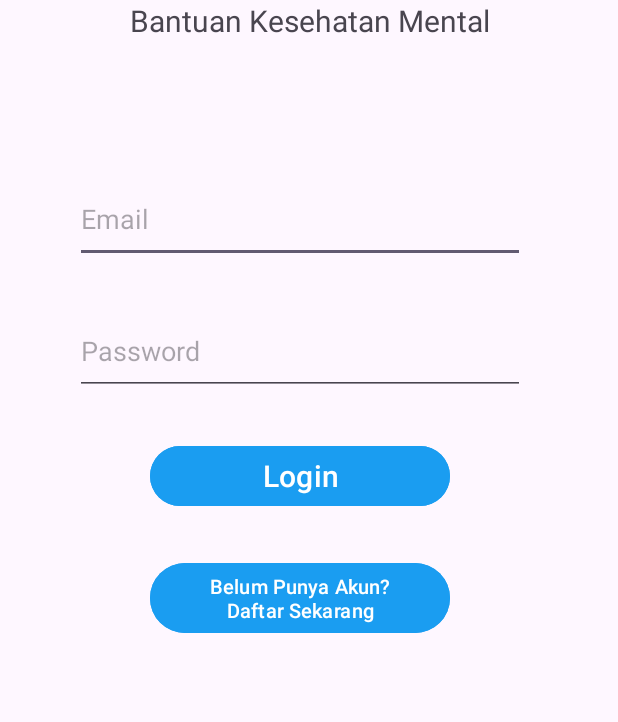
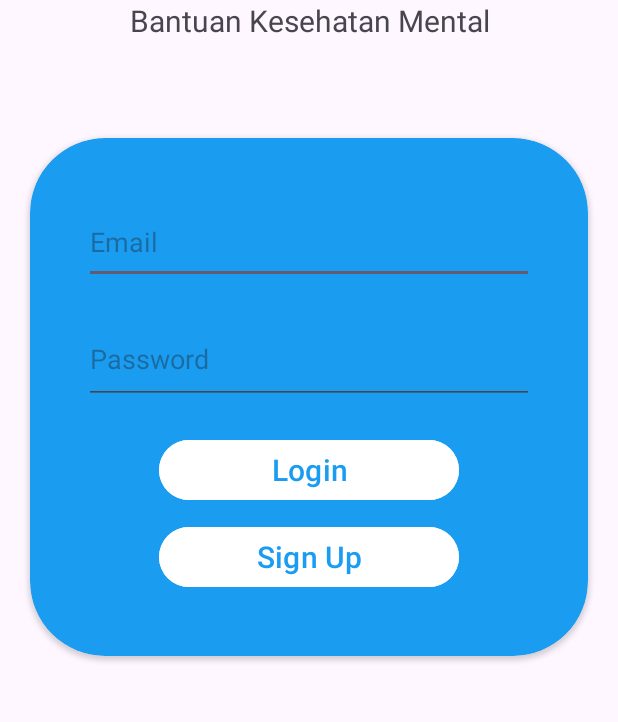
Before and after one commit to vianozx/BantalApp, an Android app: the screen it shows after launch (MainActivity), on a phone screen of 412 x 824 dp, the part 256-978 px from its top. Run offline under Robolectric (Android 15) with nearby library versions, the phone set to English and light mode, and no system bars; our stand-ins replace Firebase (no records; nobody signed in at launch, a user with empty details on screens opened directly).

```diff
--- a/app/src/main/res/layout/activity_main.xml
+++ b/app/src/main/res/layout/activity_main.xml
@@ -5,16 +5,15 @@
     android:id="@+id/scrollView"
     android:layout_width="match_parent"
     android:layout_height="match_parent"
-    tools:context=".MainActivity">
+    tools:context=".MainActivity"
+    android:backgroundTint="@color/blue">
 
     <LinearLayout
         android:layout_width="match_parent"
         android:layout_height="match_parent"
-        android:backgroundTint="#000000"
-        android:orientation="vertical"
-        app:layout_constraintStart_toStartOf="parent"
-        app:layout_constraintTop_toTopOf="parent">
+        android:orientation="vertical">
 
+        <!-- TextView di atas -->
         <TextView
             android:layout_width="match_parent"
             android:layout_height="wrap_content"
@@ -22,10 +21,7 @@
             android:gravity="center"
             android:text="BANTAL"
             android:textSize="60sp"
-            android:textStyle="bold|italic"
-            app:layout_constraintEnd_toEndOf="parent"
-            app:layout_constraintStart_toStartOf="parent"
-            app:layout_constraintTop_toTopOf="parent" />
+            android:textStyle="bold|italic" />
 
         <TextView
             android:id="@+id/textView"
@@ -35,12 +31,34 @@
             android:text="Bantuan Kesehatan Mental"
             android:textSize="20sp" />
 
+        <!-- Spacer untuk memisahkan bagian atas dan CardView -->
+
+        <TextView
+            android:id="@+id/textView4"
+            android:layout_width="match_parent"
+            android:layout_height="wrap_content"
+            android:layout_marginTop="25dp" />
+
+        <androidx.cardview.widget.CardView
+            android:layout_width="match_parent"
+            android:layout_height="wrap_content"
+            android:layout_margin="20dp"
+            android:backgroundTint="@color/blue"
+            app:cardCornerRadius="50dp">
+
+            <LinearLayout
+                android:layout_width="match_parent"
+                android:layout_height="345dp"
+                android:layout_marginTop="0dp"
+                android:gravity="center"
+                android:orientation="vertical"
+                android:padding="20dp">
+
                 <EditText
                     android:id="@+id/emailInput"
                     android:layout_width="300sp"
-            android:layout_height="58dp"
-            android:layout_marginStart="50dp"
-            android:layout_marginTop="90dp"
+                    android:layout_height="56dp"
+                    android:layout_marginBottom="20dp"
                     android:ems="10"
                     android:hint="Email"
                     android:inputType="textEmailAddress" />
@@ -48,34 +66,36 @@
                 <EditText
                     android:id="@+id/passInput"
                     android:layout_width="300sp"
-            android:layout_height="58dp"
-            android:layout_marginStart="50dp"
-            android:layout_marginTop="30dp"
+                    android:layout_height="60dp"
+                    android:layout_marginBottom="20dp"
                     android:ems="10"
                     android:hint="Password"
                     android:inputType="textPassword" />
 
                 <Button
-            android:id="@+id/bLogin"
+                    android:id="@+id/bKembali"
                     android:layout_width="200sp"
                     android:layout_height="wrap_content"
-            android:layout_marginStart="100dp"
-            android:layout_marginTop="30dp"
-            android:backgroundTint="@color/blue"
+                    android:layout_marginBottom="10dp"
+                    android:backgroundTint="@color/white"
                     android:onClick="masuk"
                     android:text="Login"
+                    android:textColor="@color/blue"
                     android:textSize="20sp" />
 
                 <Button
                     android:id="@+id/bDaftar"
                     android:layout_width="200sp"
                     android:layout_height="wrap_content"
-            android:layout_marginStart="100dp"
-            android:layout_marginTop="30dp"
-            android:backgroundTint="@color/blue"
+                    android:backgroundTint="@color/white"
                     android:onClick="daftar"
-            android:text="Belum Punya Akun? Daftar Sekarang"
-            android:textSize="13sp" />
+                    android:text="Sign Up"
+                    android:textColor="@color/blue"
+                    android:textSize="20sp" />
+            </LinearLayout>
+        </androidx.cardview.widget.CardView>
+
+        <!-- Spacer tambahan kecil untuk jarak bawah -->
 
     </LinearLayout>
 
--- a/app/src/main/res/values/colors.xml
+++ b/app/src/main/res/values/colors.xml
@@ -4,4 +4,6 @@
     <color name="white">#FFFFFFFF</color>
     <color name="blue">#1a9df1</color>
     <color name="green">#4fa853</color>
+    <color name="gray">#8C8C8CFF</color>
+
 </resources>
```
Also changed, not shown: app/src/main/res/layout/activity_sign_up.xml (+48 -22 lines). Lines whose indentation alone changed are shown as unchanged.
